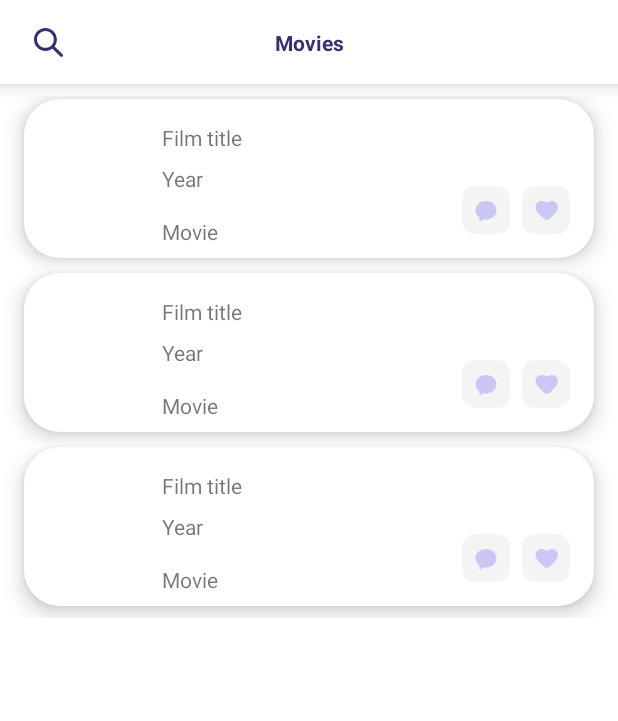
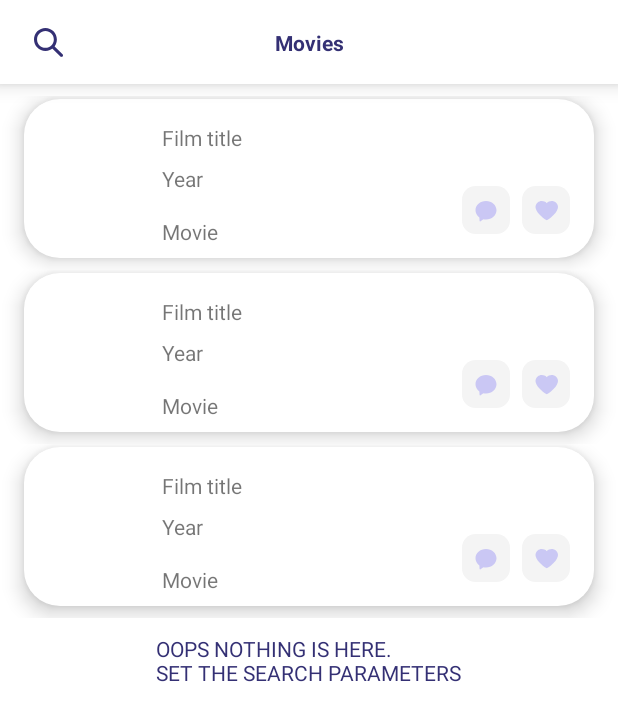
Before and after one commit to dimryb/MeringueIMDb, an Android app: the layout fragment_movies.xml on its own in the app's theme, with its tools: preview values and no code run, on a phone screen of 412 x 824 dp. Shown: the top 721 px of the screen. Run offline under Robolectric (Android 15) with nearby library versions, the phone set to English and light mode, and no system bars.

Commit message:
Доработать oops сообщение

```diff
--- a/app/src/main/java/space/rybakov/meringueimdb/presentation/activity/MoviesFragment.kt
+++ b/app/src/main/java/space/rybakov/meringueimdb/presentation/activity/MoviesFragment.kt
@@ -4,6 +4,7 @@ import android.os.Bundle
 import android.view.LayoutInflater
 import android.view.View
 import android.view.ViewGroup
+import androidx.core.view.isVisible
 import androidx.fragment.app.Fragment
 import androidx.fragment.app.activityViewModels
 import androidx.navigation.fragment.findNavController
@@ -56,9 +57,8 @@ class MoviesFragment : Fragment() {
     private fun observeViewModel() {
         viewModel.data.observe(viewLifecycleOwner) { feedModel ->
             adapter.submitList(feedModel.films)
+            binding.textViewOops.isVisible = feedModel.empty
         }
-
-        // TODO: Добавить вывод об отсутствии фильмов из feedModel.empty
     }
 
     override fun onViewCreated(view: View, savedInstanceState: Bundle?) {
--- a/app/src/main/res/layout/fragment_movies.xml
+++ b/app/src/main/res/layout/fragment_movies.xml
@@ -9,9 +9,8 @@
     tools:context=".presentation.activity.MoviesFragment">
 
     <include
-        layout="@layout/toolbar"
         android:id="@+id/toolbar"
-        />
+        layout="@layout/toolbar" />
 
     <androidx.recyclerview.widget.RecyclerView
         android:id="@+id/films_list"
@@ -26,4 +25,16 @@
         app:layout_constraintTop_toBottomOf="@+id/toolbar"
         tools:listitem="@layout/card_film" />
 
+    <TextView
+        android:id="@+id/textView_oops"
+        android:layout_width="wrap_content"
+        android:layout_height="wrap_content"
+        android:text="@string/text_oops"
+        android:textColor="@color/text_color"
+        app:layout_constraintBottom_toBottomOf="parent"
+        app:layout_constraintEnd_toEndOf="@+id/films_list"
+        app:layout_constraintHorizontal_bias="0.498"
+        app:layout_constraintStart_toStartOf="@+id/films_list"
+        app:layout_constraintTop_toBottomOf="@+id/toolbar" />
+
 </androidx.constraintlayout.widget.ConstraintLayout>
--- a/app/src/main/res/values/strings.xml
+++ b/app/src/main/res/values/strings.xml
@@ -11,4 +11,5 @@
     <string name="like_button">Like button</string>
     <string name="comment_button">Comment button</string>
     <string name="movies">Movies</string>
+    <string name="text_oops">OOPS NOTHING IS HERE.\nSET THE SEARCH PARAMETERS</string>
 </resources>
```
